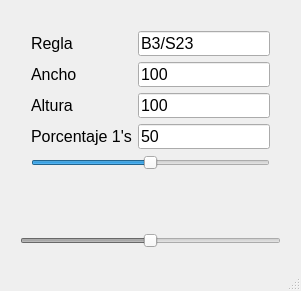
Above: mainwindow.ui from atile-y/GoL before the change. Below: the same form after it.
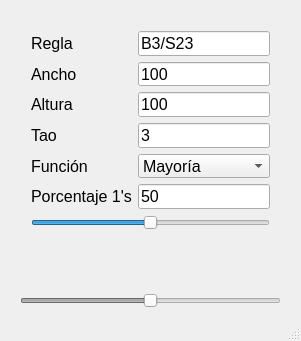
That is the form after the change. Icons and pictures are not drawn.

The edit to the form file:
```diff
--- a/mainwindow.ui
+++ b/mainwindow.ui
@@ -7,7 +7,7 @@
     <x>0</x>
     <y>0</y>
     <width>301</width>
-    <height>291</height>
+    <height>341</height>
    </rect>
   </property>
   <property name="font">
@@ -25,7 +25,7 @@
       <x>20</x>
       <y>20</y>
       <width>261</width>
-      <height>161</height>
+      <height>221</height>
      </rect>
     </property>
     <layout class="QFormLayout" name="formLayout">
@@ -71,21 +71,21 @@
        </property>
       </widget>
      </item>
-     <item row="3" column="0">
+     <item row="5" column="0">
       <widget class="QLabel" name="percentLabel">
        <property name="text">
         <string>Porcentaje 1's</string>
        </property>
       </widget>
      </item>
-     <item row="3" column="1">
+     <item row="5" column="1">
       <widget class="QLineEdit" name="percentLineEdit">
        <property name="text">
         <string>50</string>
        </property>
       </widget>
      </item>
-     <item row="4" column="0" colspan="2">
+     <item row="6" column="0" colspan="2">
       <widget class="QSlider" name="percentHorizontalSlider">
        <property name="maximum">
         <number>1000</number>
@@ -107,6 +107,46 @@
        </property>
       </widget>
      </item>
+     <item row="3" column="0">
+      <widget class="QLabel" name="taoLabel">
+       <property name="text">
+        <string>Tao</string>
+       </property>
+      </widget>
+     </item>
+     <item row="3" column="1">
+      <widget class="QLineEdit" name="taoLineEdit">
+       <property name="text">
+        <string>3</string>
+       </property>
+      </widget>
+     </item>
+     <item row="4" column="1">
+      <widget class="QComboBox" name="functionComboBox">
+       <item>
+        <property name="text">
+         <string>Mayoría</string>
+        </property>
+       </item>
+       <item>
+        <property name="text">
+         <string>Minoría</string>
+        </property>
+       </item>
+       <item>
+        <property name="text">
+         <string>Paridad</string>
+        </property>
+       </item>
+      </widget>
+     </item>
+     <item row="4" column="0">
+      <widget class="QLabel" name="functionLabel">
+       <property name="text">
+        <string>Función</string>
+       </property>
+      </widget>
+     </item>
     </layout>
    </widget>
    <widget class="QPushButton" name="stopPushButton">
@@ -116,7 +156,7 @@
     <property name="geometry">
      <rect>
       <x>60</x>
-      <y>190</y>
+      <y>250</y>
       <width>32</width>
       <height>32</height>
      </rect>
@@ -148,7 +188,7 @@
     <property name="geometry">
      <rect>
       <x>130</x>
-      <y>190</y>
+      <y>250</y>
       <width>32</width>
       <height>32</height>
      </rect>
@@ -177,7 +217,7 @@
     <property name="geometry">
      <rect>
       <x>200</x>
-      <y>190</y>
+      <y>250</y>
       <width>32</width>
       <height>32</height>
      </rect>
@@ -209,7 +249,7 @@
     <property name="geometry">
      <rect>
       <x>20</x>
-      <y>230</y>
+      <y>290</y>
       <width>261</width>
       <height>21</height>
      </rect>
```
